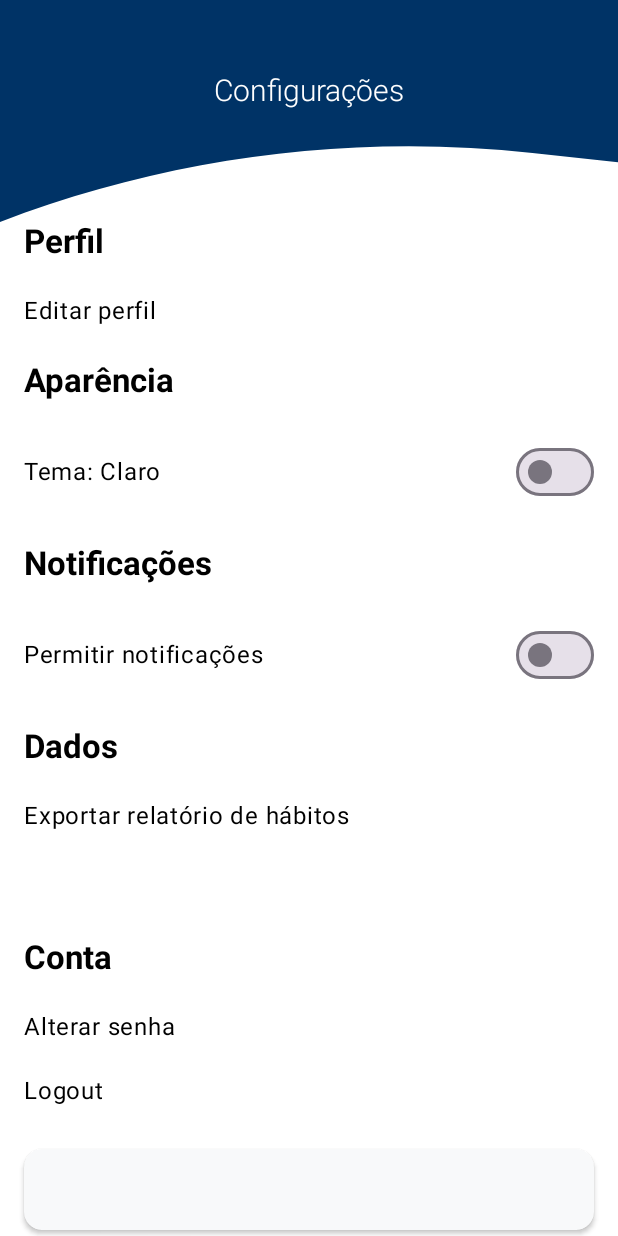
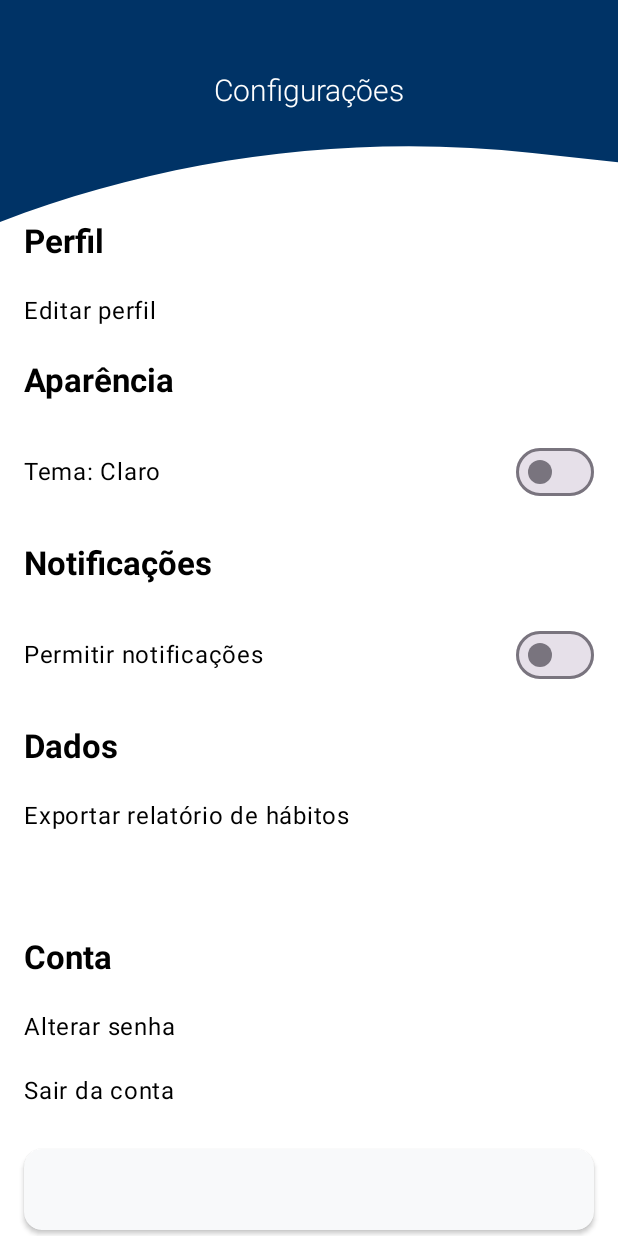
Before and after one commit to igsem123/Habitus, an Android app built with Jetpack Compose: the SettingsScreen screen opened through its navigation route, on a phone screen of 412 x 824 dp. Run offline under Robolectric (Android 15) with nearby library versions, the phone set to English and light mode, and no system bars; our stand-ins replace Dagger/Hilt's generated code, Firebase (no records; nobody signed in at launch, a user with empty details on screens opened directly), Room's generated code; libraries missing offline, so code that uses them is left out: compose.icons, compose.icons.fontawesomeicons, compose.icons.lineawesomeicons; Roboto replaces fonts that are not available here; 3 statements that could not run were skipped.

Commit message:
fix: corrigindo texto da tela de configuração para português

```diff
--- a/app/src/main/java/br/com/app/src/main/kotlin/com/habitus/presentation/screens/SettingsScreen.kt
+++ b/app/src/main/java/br/com/app/src/main/kotlin/com/habitus/presentation/screens/SettingsScreen.kt
@@ -118,8 +118,8 @@ fun SettingsScreen(modifier: Modifier = Modifier) {
             }
 
             item {
-                SettingsItem("Logout") {
-                    Toast.makeText(context, "Logout", Toast.LENGTH_SHORT).show()
+                SettingsItem("Sair da conta") {
+                    Toast.makeText(context, "Sair da conta", Toast.LENGTH_SHORT).show()
                 }
             }
 
```
